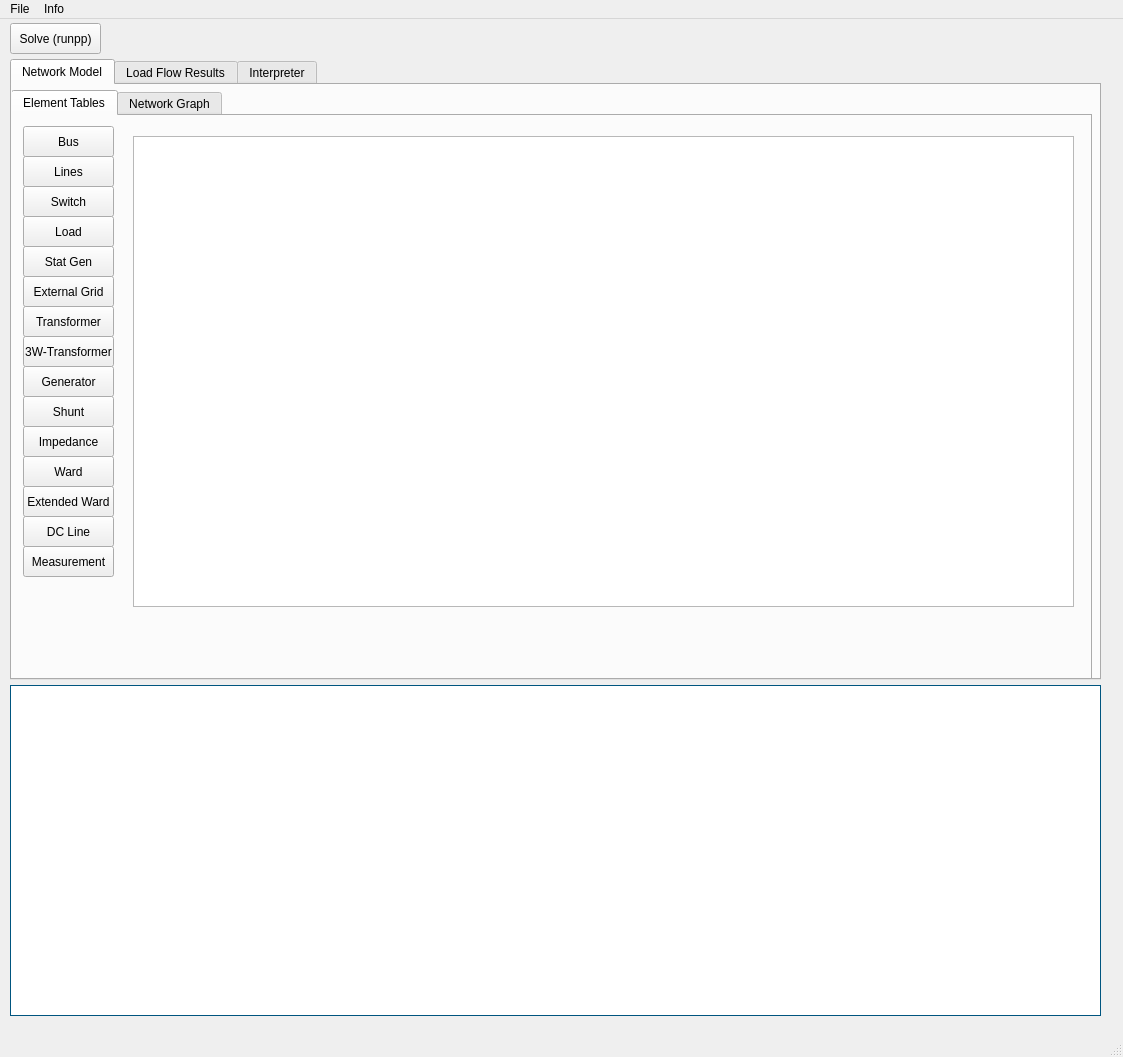
Old version of the form resources/ui/main.ui in the repository Tooblippe/pandapower_gui.
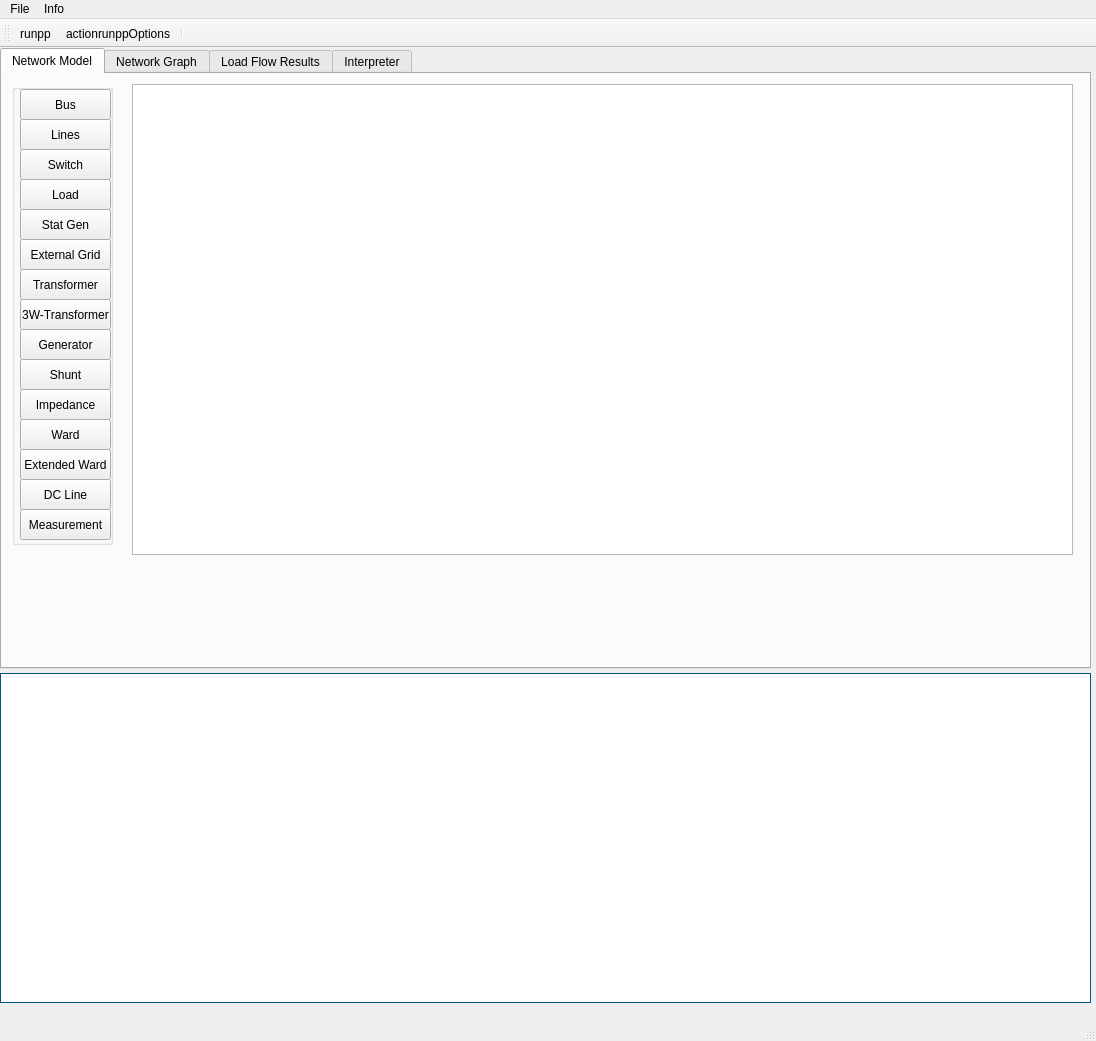
New version of the form. The open tabs and pages were chosen to show the change. Icons and pictures are not drawn.

Commit message: toolbar with icons

What changed in the file:
```diff
--- a/resources/ui/main.ui
+++ b/resources/ui/main.ui
@@ -6,8 +6,8 @@
    <rect>
     <x>0</x>
     <y>0</y>
-    <width>1123</width>
-    <height>1057</height>
+    <width>1096</width>
+    <height>1041</height>
    </rect>
   </property>
   <property name="windowTitle">
@@ -17,10 +17,10 @@
    <widget class="QTextBrowser" name="main_message">
     <property name="geometry">
      <rect>
-      <x>10</x>
-      <y>666</y>
+      <x>0</x>
+      <y>625</y>
       <width>1091</width>
-      <height>331</height>
+      <height>330</height>
      </rect>
     </property>
     <property name="palette">
@@ -458,8 +458,8 @@
    <widget class="QTabWidget" name="tabWidget">
     <property name="geometry">
      <rect>
-      <x>10</x>
-      <y>40</y>
+      <x>0</x>
+      <y>0</y>
       <width>1091</width>
       <height>621</height>
      </rect>
@@ -471,92 +471,11 @@
      <attribute name="title">
       <string>Network Model</string>
      </attribute>
-     <widget class="QTabWidget" name="tabWidget_2">
-      <property name="geometry">
-       <rect>
-        <x>-1</x>
-        <y>5</y>
-        <width>1081</width>
-        <height>591</height>
-       </rect>
-      </property>
-      <property name="currentIndex">
-       <number>0</number>
-      </property>
-      <widget class="QWidget" name="tab_2">
-       <attribute name="title">
-        <string>Element Tables</string>
-       </attribute>
-       <widget class="QPushButton" name="inspect_bus">
-        <property name="geometry">
-         <rect>
-          <x>10</x>
-          <y>10</y>
-          <width>91</width>
-          <height>31</height>
-         </rect>
-        </property>
-        <property name="text">
-         <string>Bus</string>
-        </property>
-       </widget>
-       <widget class="QPushButton" name="inspect_trafo3w">
-        <property name="geometry">
-         <rect>
-          <x>10</x>
-          <y>220</y>
-          <width>91</width>
-          <height>31</height>
-         </rect>
-        </property>
-        <property name="text">
-         <string>3W-Transformer</string>
-        </property>
-       </widget>
-       <widget class="QPushButton" name="inspect_sgen">
-        <property name="geometry">
-         <rect>
-          <x>10</x>
-          <y>130</y>
-          <width>91</width>
-          <height>31</height>
-         </rect>
-        </property>
-        <property name="text">
-         <string>Stat Gen</string>
-        </property>
-       </widget>
-       <widget class="QPushButton" name="inspect_dcline">
-        <property name="geometry">
-         <rect>
-          <x>10</x>
-          <y>400</y>
-          <width>91</width>
-          <height>31</height>
-         </rect>
-        </property>
-        <property name="text">
-         <string>DC Line</string>
-        </property>
-       </widget>
-       <widget class="QPushButton" name="inspect_ward">
-        <property name="geometry">
-         <rect>
-          <x>10</x>
-          <y>340</y>
-          <width>91</width>
-          <height>31</height>
-         </rect>
-        </property>
-        <property name="text">
-         <string>Ward</string>
-        </property>
-       </widget>
        <widget class="QTableWidget" name="element_table">
         <property name="geometry">
          <rect>
-          <x>120</x>
-          <y>20</y>
+        <x>130</x>
+        <y>10</y>
           <width>941</width>
           <height>471</height>
          </rect>
@@ -565,11 +484,23 @@
          <bool>false</bool>
         </attribute>
        </widget>
+     <widget class="QGroupBox" name="groupBox_2">
+      <property name="geometry">
+       <rect>
+        <x>10</x>
+        <y>10</y>
+        <width>101</width>
+        <height>461</height>
+       </rect>
+      </property>
+      <property name="title">
+       <string/>
+      </property>
        <widget class="QPushButton" name="inspect_xward">
         <property name="geometry">
          <rect>
-          <x>10</x>
-          <y>370</y>
+         <x>8</x>
+         <y>365</y>
           <width>91</width>
           <height>31</height>
          </rect>
@@ -578,102 +509,11 @@
          <string>Extended Ward</string>
         </property>
        </widget>
-       <widget class="QPushButton" name="inspect_switch">
-        <property name="geometry">
-         <rect>
-          <x>10</x>
-          <y>70</y>
-          <width>91</width>
-          <height>31</height>
-         </rect>
-        </property>
-        <property name="text">
-         <string>Switch</string>
-        </property>
-       </widget>
-       <widget class="QPushButton" name="inspect_lines">
-        <property name="geometry">
-         <rect>
-          <x>10</x>
-          <y>40</y>
-          <width>91</width>
-          <height>31</height>
-         </rect>
-        </property>
-        <property name="text">
-         <string>Lines</string>
-        </property>
-       </widget>
-       <widget class="QPushButton" name="inspect_shunt">
-        <property name="geometry">
-         <rect>
-          <x>10</x>
-          <y>280</y>
-          <width>91</width>
-          <height>31</height>
-         </rect>
-        </property>
-        <property name="text">
-         <string>Shunt</string>
-        </property>
-       </widget>
-       <widget class="QPushButton" name="inspect_gen">
-        <property name="geometry">
-         <rect>
-          <x>10</x>
-          <y>250</y>
-          <width>91</width>
-          <height>31</height>
-         </rect>
-        </property>
-        <property name="text">
-         <string>Generator</string>
-        </property>
-       </widget>
-       <widget class="QPushButton" name="inspect_load">
-        <property name="geometry">
-         <rect>
-          <x>10</x>
-          <y>100</y>
-          <width>91</width>
-          <height>31</height>
-         </rect>
-        </property>
-        <property name="text">
-         <string>Load</string>
-        </property>
-       </widget>
-       <widget class="QPushButton" name="inspect_trafo">
-        <property name="geometry">
-         <rect>
-          <x>10</x>
-          <y>190</y>
-          <width>91</width>
-          <height>31</height>
-         </rect>
-        </property>
-        <property name="text">
-         <string>Transformer</string>
-        </property>
-       </widget>
-       <widget class="QPushButton" name="inspect_ext_grid">
-        <property name="geometry">
-         <rect>
-          <x>10</x>
-          <y>160</y>
-          <width>91</width>
-          <height>31</height>
-         </rect>
-        </property>
-        <property name="text">
-         <string>External Grid</string>
-        </property>
-       </widget>
        <widget class="QPushButton" name="inspect_measurement">
         <property name="geometry">
          <rect>
-          <x>10</x>
-          <y>430</y>
+         <x>8</x>
+         <y>425</y>
           <width>91</width>
           <height>31</height>
          </rect>
@@ -682,11 +522,89 @@
          <string>Measurement</string>
         </property>
        </widget>
+      <widget class="QPushButton" name="inspect_ward">
+       <property name="geometry">
+        <rect>
+         <x>8</x>
+         <y>335</y>
+         <width>91</width>
+         <height>31</height>
+        </rect>
+       </property>
+       <property name="text">
+        <string>Ward</string>
+       </property>
+      </widget>
+      <widget class="QPushButton" name="inspect_sgen">
+       <property name="geometry">
+        <rect>
+         <x>8</x>
+         <y>125</y>
+         <width>91</width>
+         <height>31</height>
+        </rect>
+       </property>
+       <property name="text">
+        <string>Stat Gen</string>
+       </property>
+      </widget>
+      <widget class="QPushButton" name="inspect_dcline">
+       <property name="geometry">
+        <rect>
+         <x>8</x>
+         <y>395</y>
+         <width>91</width>
+         <height>31</height>
+        </rect>
+       </property>
+       <property name="text">
+        <string>DC Line</string>
+       </property>
+      </widget>
+      <widget class="QPushButton" name="inspect_trafo">
+       <property name="geometry">
+        <rect>
+         <x>8</x>
+         <y>185</y>
+         <width>91</width>
+         <height>31</height>
+        </rect>
+       </property>
+       <property name="text">
+        <string>Transformer</string>
+       </property>
+      </widget>
+      <widget class="QPushButton" name="inspect_load">
+       <property name="geometry">
+        <rect>
+         <x>8</x>
+         <y>95</y>
+         <width>91</width>
+         <height>31</height>
+        </rect>
+       </property>
+       <property name="text">
+        <string>Load</string>
+       </property>
+      </widget>
+      <widget class="QPushButton" name="inspect_shunt">
+       <property name="geometry">
+        <rect>
+         <x>8</x>
+         <y>275</y>
+         <width>91</width>
+         <height>31</height>
+        </rect>
+       </property>
+       <property name="text">
+        <string>Shunt</string>
+       </property>
+      </widget>
        <widget class="QPushButton" name="inspect_impedance">
         <property name="geometry">
          <rect>
-          <x>10</x>
-          <y>310</y>
+         <x>8</x>
+         <y>305</y>
           <width>91</width>
           <height>31</height>
          </rect>
@@ -695,16 +613,108 @@
          <string>Impedance</string>
         </property>
        </widget>
+      <widget class="QPushButton" name="inspect_trafo3w">
+       <property name="geometry">
+        <rect>
+         <x>8</x>
+         <y>215</y>
+         <width>91</width>
+         <height>31</height>
+        </rect>
+       </property>
+       <property name="text">
+        <string>3W-Transformer</string>
+       </property>
       </widget>
-      <widget class="QWidget" name="tab_3">
+      <widget class="QPushButton" name="inspect_lines">
+       <property name="geometry">
+        <rect>
+         <x>8</x>
+         <y>35</y>
+         <width>91</width>
+         <height>31</height>
+        </rect>
+       </property>
+       <property name="text">
+        <string>Lines</string>
+       </property>
+      </widget>
+      <widget class="QPushButton" name="inspect_bus">
+       <property name="geometry">
+        <rect>
+         <x>8</x>
+         <y>5</y>
+         <width>91</width>
+         <height>31</height>
+        </rect>
+       </property>
+       <property name="text">
+        <string>Bus</string>
+       </property>
+      </widget>
+      <widget class="QPushButton" name="inspect_ext_grid">
+       <property name="geometry">
+        <rect>
+         <x>8</x>
+         <y>155</y>
+         <width>91</width>
+         <height>31</height>
+        </rect>
+       </property>
+       <property name="text">
+        <string>External Grid</string>
+       </property>
+      </widget>
+      <widget class="QPushButton" name="inspect_switch">
+       <property name="geometry">
+        <rect>
+         <x>8</x>
+         <y>65</y>
+         <width>91</width>
+         <height>31</height>
+        </rect>
+       </property>
+       <property name="text">
+        <string>Switch</string>
+       </property>
+      </widget>
+      <widget class="QPushButton" name="inspect_gen">
+       <property name="geometry">
+        <rect>
+         <x>8</x>
+         <y>245</y>
+         <width>91</width>
+         <height>31</height>
+        </rect>
+       </property>
+       <property name="text">
+        <string>Generator</string>
+       </property>
+      </widget>
+     </widget>
+    </widget>
+    <widget class="QWidget" name="tab">
        <attribute name="title">
         <string>Network Graph</string>
        </attribute>
+     <widget class="QTextBrowser" name="build_message">
+      <property name="geometry">
+       <rect>
+        <x>10</x>
+        <y>400</y>
+        <width>221</width>
+        <height>161</height>
+       </rect>
+      </property>
+      <property name="frameShape">
+       <enum>QFrame::Box</enum>
+      </property>
+     </widget>
        <widget class="QGroupBox" name="groupBox">
         <property name="geometry">
          <rect>
           <x>20</x>
-          <y>10</y>
+        <y>20</y>
           <width>121</width>
           <height>281</height>
          </rect>
@@ -820,24 +830,11 @@
          </property>
         </widget>
        </widget>
-       <widget class="QTextBrowser" name="build_message">
-        <property name="geometry">
-         <rect>
-          <x>10</x>
-          <y>390</y>
-          <width>221</width>
-          <height>161</height>
-         </rect>
-        </property>
-        <property name="frameShape">
-         <enum>QFrame::Box</enum>
-        </property>
-       </widget>
        <widget class="QWidget" name="main_build_frame" native="true">
         <property name="geometry">
          <rect>
           <x>250</x>
-          <y>0</y>
+        <y>10</y>
           <width>811</width>
           <height>551</height>
          </rect>
@@ -851,8 +848,6 @@
         <layout class="QVBoxLayout" name="gridLayout"/>
        </widget>
       </widget>
-     </widget>
-    </widget>
     <widget class="QWidget" name="res">
      <attribute name="title">
       <string>Load Flow Results</string>
@@ -1106,26 +1101,13 @@
      </widget>
     </widget>
    </widget>
-   <widget class="QPushButton" name="main_solve">
-    <property name="geometry">
-     <rect>
-      <x>10</x>
-      <y>4</y>
-      <width>91</width>
-      <height>31</height>
-     </rect>
-    </property>
-    <property name="text">
-     <string>Solve (runpp)</string>
-    </property>
-   </widget>
   </widget>
   <widget class="QMenuBar" name="menubar">
    <property name="geometry">
     <rect>
      <x>0</x>
      <y>0</y>
-     <width>1123</width>
+     <width>1096</width>
      <height>21</height>
     </rect>
    </property>
@@ -1157,6 +1139,20 @@
    <addaction name="menuInfo"/>
   </widget>
   <widget class="QStatusBar" name="statusbar"/>
+  <widget class="QToolBar" name="toolBar">
+   <property name="windowTitle">
+    <string>toolBar</string>
+   </property>
+   <attribute name="toolBarArea">
+    <enum>TopToolBarArea</enum>
+   </attribute>
+   <attribute name="toolBarBreak">
+    <bool>false</bool>
+   </attribute>
+   <addaction name="actionrunpp"/>
+   <addaction name="actionrunppOptions"/>
+   <addaction name="separator"/>
+  </widget>
   <action name="actionLoad">
    <property name="text">
     <string>Load</string>
@@ -1182,9 +1178,16 @@
     <string>case9</string>
    </property>
   </action>
-  <action name="actionEtc">
+  <action name="actionrunpp">
+   <property name="icon">
+    <iconset>
+     <normaloff>:/powerflow/runpp.svg</normaloff>:/powerflow/runpp.svg</iconset>
+   </property>
    <property name="text">
-    <string>etc.</string>
+    <string>runpp</string>
+   </property>
+   <property name="toolTip">
+    <string>Runs a Power Flow</string>
    </property>
   </action>
   <action name="actionAbout">
@@ -1207,6 +1210,14 @@
     <string>New Network</string>
    </property>
   </action>
+  <action name="actionrunppOptions">
+   <property name="text">
+    <string>actionrunppOptions</string>
+   </property>
+   <property name="toolTip">
+    <string>Power Flow Options</string>
+   </property>
+  </action>
  </widget>
  <resources/>
  <connections/>
```
Left out of the diff: 4 changed lines with no effect on the pictures. Lines whose indentation alone changed are shown as unchanged. The commit also changes 6 other files.
